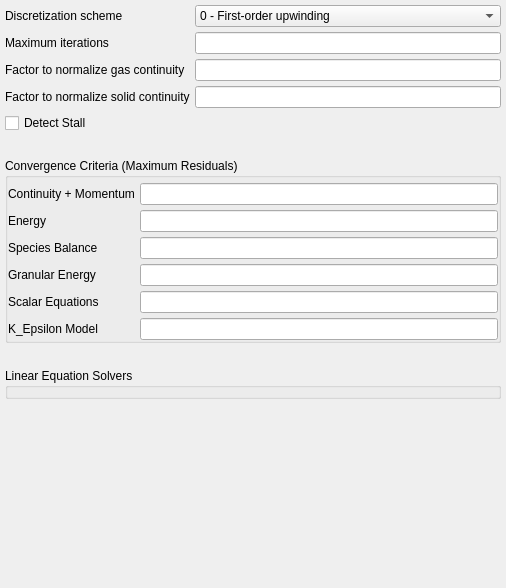
Above: gui/uifiles/numerics.ui from truongd8593/mfix before the change. Below: the same form after it.
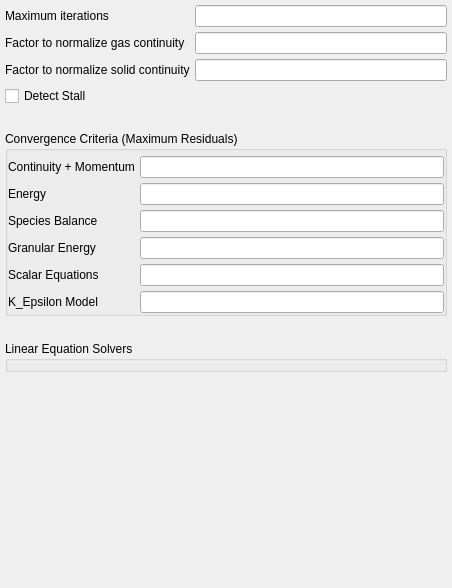
That is the form after the change. Custom widgets are drawn as their Qt base class.

Commit message: clean up of linear_eq_widget, added discretize to the table

The edit to the form file:
```diff
--- a/gui/uifiles/numerics.ui
+++ b/gui/uifiles/numerics.ui
@@ -6,7 +6,7 @@
    <rect>
     <x>0</x>
     <y>0</y>
-    <width>400</width>
+    <width>452</width>
     <height>588</height>
    </rect>
   </property>
@@ -17,7 +17,89 @@
    <property name="spacing">
     <number>5</number>
    </property>
-   <item row="6" column="0" colspan="2">
+   <item row="0" column="0">
+    <widget class="QLabel" name="label_134">
+     <property name="text">
+      <string>Maximum iterations</string>
+     </property>
+    </widget>
+   </item>
+   <item row="4" column="0">
+    <spacer name="verticalSpacer_2">
+     <property name="orientation">
+      <enum>Qt::Vertical</enum>
+     </property>
+     <property name="sizeType">
+      <enum>QSizePolicy::Maximum</enum>
+     </property>
+     <property name="sizeHint" stdset="0">
+      <size>
+       <width>20</width>
+       <height>20</height>
+      </size>
+     </property>
+    </spacer>
+   </item>
+   <item row="1" column="1">
+    <widget class="LineEdit" name="lineedit_keyword_norm_g"/>
+   </item>
+   <item row="6" column="0">
+    <spacer name="verticalSpacer_3">
+     <property name="orientation">
+      <enum>Qt::Vertical</enum>
+     </property>
+     <property name="sizeType">
+      <enum>QSizePolicy::Maximum</enum>
+     </property>
+     <property name="sizeHint" stdset="0">
+      <size>
+       <width>20</width>
+       <height>20</height>
+      </size>
+     </property>
+    </spacer>
+   </item>
+   <item row="2" column="1">
+    <widget class="LineEdit" name="lineedit_keyword_norm_s"/>
+   </item>
+   <item row="1" column="0">
+    <widget class="QLabel" name="label">
+     <property name="text">
+      <string>Factor to normalize gas continuity</string>
+     </property>
+    </widget>
+   </item>
+   <item row="0" column="1">
+    <widget class="LineEdit" name="lineedit_keyword_max_nit"/>
+   </item>
+   <item row="3" column="0" colspan="2">
+    <widget class="CheckBox" name="checkbox_keyword_detect_stall">
+     <property name="text">
+      <string>Detect Stall</string>
+     </property>
+    </widget>
+   </item>
+   <item row="8" column="0">
+    <spacer name="verticalSpacer">
+     <property name="orientation">
+      <enum>Qt::Vertical</enum>
+     </property>
+     <property name="sizeHint" stdset="0">
+      <size>
+       <width>20</width>
+       <height>40</height>
+      </size>
+     </property>
+    </spacer>
+   </item>
+   <item row="2" column="0">
+    <widget class="QLabel" name="label_2">
+     <property name="text">
+      <string>Factor to normalize solid continuity</string>
+     </property>
+    </widget>
+   </item>
+   <item row="5" column="0" colspan="2">
     <widget class="QGroupBox" name="groupBox">
      <property name="title">
       <string>Convergence Criteria (Maximum Residuals)</string>
@@ -104,150 +186,7 @@
      </layout>
     </widget>
    </item>
-   <item row="0" column="0">
-    <widget class="QLabel" name="label_9">
-     <property name="text">
-      <string>Discretization scheme</string>
-     </property>
-    </widget>
-   </item>
-   <item row="0" column="1">
-    <widget class="ComboBox" name="combobox_keyword_discretize">
-     <item>
-      <property name="text">
-       <string>0 - First-order upwinding</string>
-      </property>
-     </item>
-     <item>
-      <property name="text">
-       <string>1 - First-order upwinding (using down-wind factors)</string>
-      </property>
-     </item>
-     <item>
-      <property name="text">
-       <string>2 - Superbee</string>
-      </property>
-     </item>
-     <item>
-      <property name="text">
-       <string>3 - Smart</string>
-      </property>
-     </item>
-     <item>
-      <property name="text">
-       <string>4 - ULTRA-QUICK</string>
-      </property>
-     </item>
-     <item>
-      <property name="text">
-       <string>5 - Quickest</string>
-      </property>
-     </item>
-     <item>
-      <property name="text">
-       <string>6 - MUSCL</string>
-      </property>
-     </item>
-     <item>
-      <property name="text">
-       <string>7 - Van Leer</string>
-      </property>
-     </item>
-     <item>
-      <property name="text">
-       <string>8 - minmod</string>
-      </property>
-     </item>
-     <item>
-      <property name="text">
-       <string>9 - Central</string>
-      </property>
-     </item>
-    </widget>
-   </item>
-   <item row="9" column="0">
-    <spacer name="verticalSpacer">
-     <property name="orientation">
-      <enum>Qt::Vertical</enum>
-     </property>
-     <property name="sizeHint" stdset="0">
-      <size>
-       <width>20</width>
-       <height>40</height>
-      </size>
-     </property>
-    </spacer>
-   </item>
-   <item row="3" column="0">
-    <widget class="QLabel" name="label_2">
-     <property name="text">
-      <string>Factor to normalize solid continuity</string>
-     </property>
-    </widget>
-   </item>
-   <item row="1" column="1">
-    <widget class="LineEdit" name="lineedit_keyword_max_nit"/>
-   </item>
-   <item row="5" column="0">
-    <spacer name="verticalSpacer_2">
-     <property name="orientation">
-      <enum>Qt::Vertical</enum>
-     </property>
-     <property name="sizeType">
-      <enum>QSizePolicy::Maximum</enum>
-     </property>
-     <property name="sizeHint" stdset="0">
-      <size>
-       <width>20</width>
-       <height>20</height>
-      </size>
-     </property>
-    </spacer>
-   </item>
-   <item row="2" column="0">
-    <widget class="QLabel" name="label">
-     <property name="text">
-      <string>Factor to normalize gas continuity</string>
-     </property>
-    </widget>
-   </item>
-   <item row="4" column="0" colspan="2">
-    <widget class="CheckBox" name="checkbox_keyword_detect_stall">
-     <property name="text">
-      <string>Detect Stall</string>
-     </property>
-    </widget>
-   </item>
-   <item row="1" column="0">
-    <widget class="QLabel" name="label_134">
-     <property name="text">
-      <string>Maximum iterations</string>
-     </property>
-    </widget>
-   </item>
-   <item row="3" column="1">
-    <widget class="LineEdit" name="lineedit_keyword_norm_s"/>
-   </item>
-   <item row="2" column="1">
-    <widget class="LineEdit" name="lineedit_keyword_norm_g"/>
-   </item>
-   <item row="7" column="0">
-    <spacer name="verticalSpacer_3">
-     <property name="orientation">
-      <enum>Qt::Vertical</enum>
-     </property>
-     <property name="sizeType">
-      <enum>QSizePolicy::Maximum</enum>
-     </property>
-     <property name="sizeHint" stdset="0">
-      <size>
-       <width>20</width>
-       <height>20</height>
-      </size>
-     </property>
-    </spacer>
-   </item>
-   <item row="8" column="0" colspan="2">
+   <item row="7" column="0" colspan="2">
     <widget class="QGroupBox" name="groupBox_2">
      <property name="title">
       <string>Linear Equation Solvers</string>
@@ -274,21 +213,16 @@
   </layout>
  </widget>
  <customwidgets>
-  <customwidget>
-   <class>LineEdit</class>
-   <extends>QLineEdit</extends>
-   <header>widgets/base</header>
-  </customwidget>
-  <customwidget>
-   <class>ComboBox</class>
-   <extends>QComboBox</extends>
-   <header>widgets/base</header>
-  </customwidget>
   <customwidget>
    <class>CheckBox</class>
    <extends>QCheckBox</extends>
    <header>widgets/base</header>
   </customwidget>
+  <customwidget>
+   <class>LineEdit</class>
+   <extends>QLineEdit</extends>
+   <header>widgets/base</header>
+  </customwidget>
  </customwidgets>
  <tabstops>
   <tabstop>combobox_keyword_discretize</tabstop>
```
Left out of the diff: 1 changed line with no effect on the pictures. The commit also changes 2 other files.
